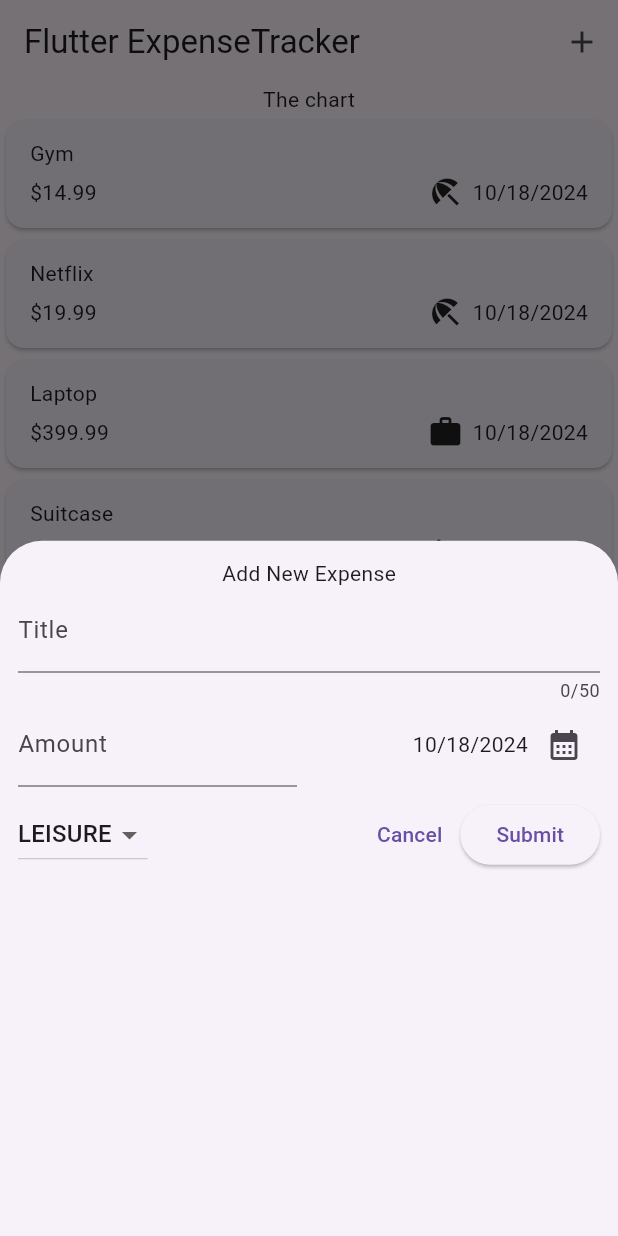
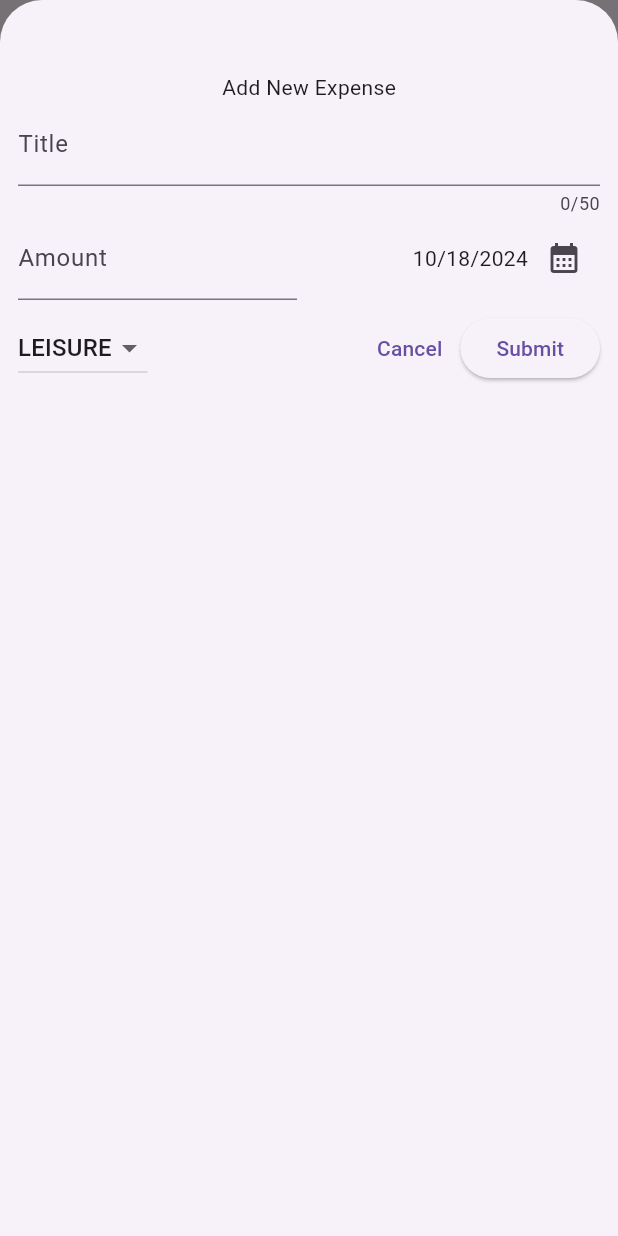
Before and after one commit to raflyyyanuar/expense_tracker, a Flutter app: the screen it shows after launch, after a tap on the "add" icon, on a phone screen of 412 x 824 dp. Run offline on Flutter 3.47's test engine with Material 3 defaults, Android fonts, the phone set to English and light mode, and no system bars.

```diff
--- a/lib/widgets/expenses.dart
+++ b/lib/widgets/expenses.dart
@@ -53,8 +53,10 @@ class _ExpensesState extends State<Expenses> {
   }
 
   void openAddExpenseOverlay() {
-    showModalBottomSheet(context: context, builder: (ctx) =>
-      NewExpense(onSubmit: registerExpense)
+    showModalBottomSheet(
+      isScrollControlled: true,
+      context: context,
+      builder: (ctx) => NewExpense(onSubmit: registerExpense),
     );
   }
 
--- a/lib/widgets/new_expense.dart
+++ b/lib/widgets/new_expense.dart
@@ -96,7 +96,7 @@ class _NewExpenseState extends State<NewExpense> {
   @override
   Widget build(BuildContext context) {
     return Padding(
-      padding: const EdgeInsets.all(12),
+      padding: const EdgeInsets.fromLTRB(12, 48, 12, 12),
       child: Column(
         children: [
           const Text("Add New Expense"),
```
